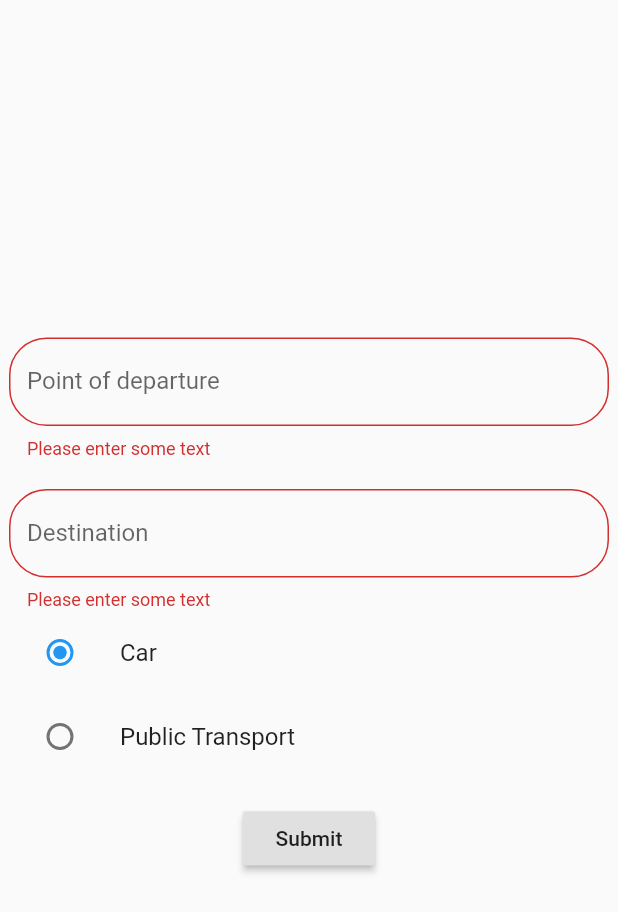
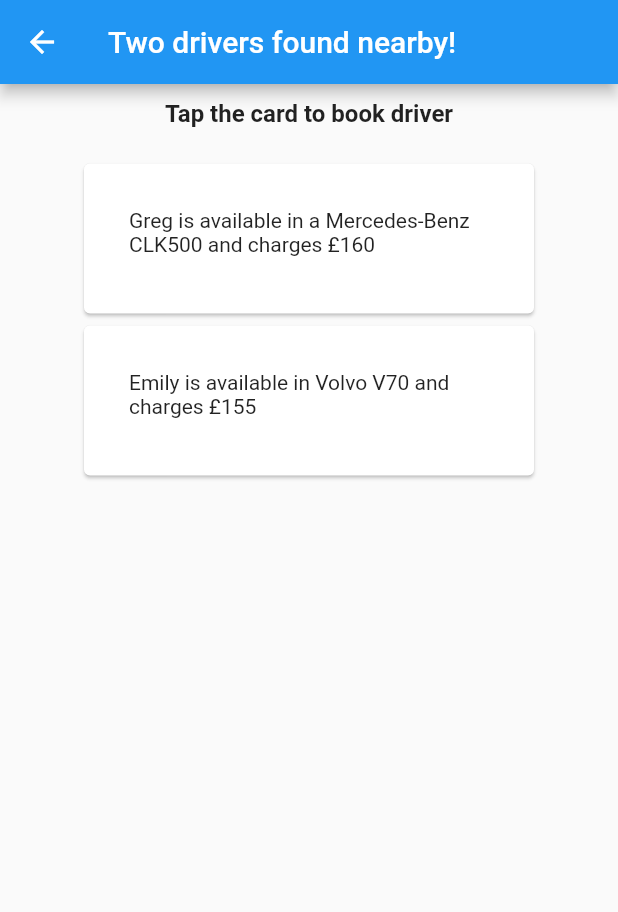
Before and after one commit to FlorisBoom/DissertationProject, a Flutter app: the Planner screen opened directly, after a tap on "Submit", on a phone screen of 412 x 824 dp. Shown: the top 912 px of the screen. Run offline on Flutter 3.47's test engine with Material 2 defaults, Android fonts, the phone set to English and light mode, and no system bars; our stand-ins replace google_maps_flutter, location, shared_preferences; accounts and stored records are empty.

Commit message:
Dissertation done

```diff
--- a/lib/planner.dart
+++ b/lib/planner.dart
@@ -1,3 +1,4 @@
+import 'package:DissertationProject/results.dart';
 import 'package:flutter/material.dart';
 
 class Planner extends StatelessWidget {
@@ -18,11 +19,13 @@ class PlannerForm extends StatefulWidget {
   }
 }
 
-enum SingingCharacter { car, transit }
+enum RadioOptions { Car, Transit }
 
 class PlannerFormState extends State<PlannerForm> {
   final _formKey = GlobalKey<FormState>();
-  SingingCharacter _character = SingingCharacter.car;
+  final _departureController = TextEditingController(text: "Newcastle");
+  final _destinationController = TextEditingController(text: "London");
+  RadioOptions _radioOptions = RadioOptions.Car;
 
 
   @override
@@ -37,6 +40,7 @@ class PlannerFormState extends State<PlannerForm> {
           Container(
             width: 400.0,
             child: TextFormField(
+              controller: _departureController,
               decoration: InputDecoration(
                 labelText: "Point of departure",
                 fillColor: Colors.white,
@@ -57,6 +61,7 @@ class PlannerFormState extends State<PlannerForm> {
           Container(
             width: 400.0,
             child: TextFormField(
+              controller: _destinationController,
               decoration: InputDecoration(
                 labelText: "Destination",
                 fillColor: Colors.white,
@@ -76,11 +81,12 @@ class PlannerFormState extends State<PlannerForm> {
           ListTile(
             title: const Text('Car'),
             leading: Radio(
-              value: SingingCharacter.car,
-              groupValue: _character,
-              onChanged: (SingingCharacter value) {
+              value: RadioOptions.Car,
+              groupValue: _radioOptions,
+              onChanged: (RadioOptions value) {
+                print(value);
                 setState(() {
-                  _character = value;
+                  _radioOptions = value;
                 });
               },
             ),
@@ -88,11 +94,12 @@ class PlannerFormState extends State<PlannerForm> {
           ListTile(
             title: const Text('Public Transport'),
             leading: Radio(
-              value: SingingCharacter.transit,
-              groupValue: _character,
-              onChanged: (SingingCharacter value) {
+              value: RadioOptions.Transit,
+              groupValue: _radioOptions,
+              onChanged: (RadioOptions value) {
+                print(value);
                 setState(() {
-                  _character = value;
+                  _radioOptions = value;
                 });
               },
             ),
@@ -101,12 +108,12 @@ class PlannerFormState extends State<PlannerForm> {
             padding: const EdgeInsets.symmetric(vertical: 16.0),
             child: RaisedButton(
               onPressed: () {
-                // Validate returns true if the form is valid, or false
-                // otherwise.
                 if (_formKey.currentState.validate()) {
                   // If the form is valid, display a Snackbar.
-                  Scaffold.of(context)
-                      .showSnackBar(SnackBar(content: Text('Processing Data')));
+                  Navigator.push(
+                    context,
+                    MaterialPageRoute(builder: (context) => Results(transportSort: _radioOptions.toString()))
+                  );
                 }
               },
               child: Text('Submit'),
--- /dev/null
+++ b/lib/results.dart
@@ -0,0 +1,159 @@
+import 'package:flutter/material.dart';
+import 'package:shared_preferences/shared_preferences.dart';
+
+class Results extends StatelessWidget {
+  final String transportSort;
+
+  const Results({Key key, this.transportSort}) : super(key: key);
+
+  Widget build(BuildContext context) {
+    if (transportSort == "RadioOptions.Car") {
+      return Scaffold(
+        appBar: AppBar(
+          title: Text('Two drivers found nearby!'),
+        ),
+        body: Column(
+          children: [
+            Padding(
+              padding: EdgeInsets.only(top: 10),
+              child: Text("Tap the card to book driver", style: TextStyle(fontWeight: FontWeight.bold, fontSize: 16),)
+            ),
+            Padding(
+              padding: EdgeInsets.only(top: 20),
+              child: Column(
+                children: [
+                  Center(
+                    child: Card(
+                      child: InkWell(
+                        splashColor: Colors.blue.withAlpha(30),
+                        onTap: () {
+                          _book(context, 160, "Car drive from Newcastle - London; £160");
+                        },
+                        child: Container(
+                          width: 300,
+                          height: 100,
+                          padding: EdgeInsets.all(30),
+                          child: Text('Greg is available in a Mercedes-Benz CLK500 and charges £160'),
+                        ),
+                      )
+                    )
+                  ),
+                  Center(
+                    child: Card(
+                      child: InkWell(
+                        splashColor: Colors.blue.withAlpha(30),
+                        onTap: () {
+                          _book(context, 155, "Car drive from Newcastle - London; £155");
+                        },
+                        child: Container(
+                          width: 300,
+                          height: 100,
+                          padding: EdgeInsets.all(30),
+                          child: Text('Emily is available in Volvo V70 and charges £155'),
+                        ),
+                      )
+                    )
+                  ),
+                ],
+              )
+            )
+          ]
+        )
+      );
+    } else {
+      return Scaffold(
+        appBar: AppBar(
+          title: Text('Transit schedule'),
+        ),
+        body: Padding(
+          padding: EdgeInsets.only(top: 20),
+          child: Column(
+            children: [
+              Center(
+                child: Card(
+                  child: InkWell(
+                    splashColor: Colors.blue.withAlpha(30),
+                    onTap: () {
+                      _book(context, 80, "Train trip from Newcastle - London at 12:30; £80");
+                    },
+                    child: Container(
+                      width: 300,
+                      height: 100,
+                      padding: EdgeInsets.all(30),
+                      child: Text('Train from Newcastle - London £80 - 12:30'),
+                    ),
+                  )
+                )
+              ),
+              Center(
+                child: Card(
+                  child: InkWell(
+                    splashColor: Colors.blue.withAlpha(30),
+                    onTap: () {
+                      _book(context, 80, "Train trip from Newcastle - London at 13:30; £80");
+                    },
+                    child: Container(
+                      width: 300,
+                      height: 100,
+                      padding: EdgeInsets.all(30),
+                      child: Text('Train from Newcastle - London £80 - 13:30'),
+                    ),
+                  )
+                )
+              ),
+            ],
+          )
+        )
+      );
+    }
+  }
+}
+
+_book(BuildContext context, int price, String _bookingDetails) async {
+  int _money;
+  SharedPreferences prefs = await SharedPreferences.getInstance();
+  _money = (prefs.getInt('money') ?? 0);
+  print(_money);
+  if (price > _money) {
+    return showDialog(
+      context: context,
+      builder: (context) {
+      return AlertDialog(
+          title: Text('Not enough money!'),
+          actions: [
+            MaterialButton(
+              elevation: 5.0,
+              child: Text('Ok'),
+              onPressed: () {
+                Navigator.of(context).pop();
+              },
+              color: Colors.blue,
+            )
+          ],
+        );
+      }
+    );
+  } else {
+    _money -= price;
+    prefs.setInt('money', _money);
+    prefs.setString('lastestBooking', _bookingDetails);
+    return showDialog(
+      context: context,
+      builder: (context) {
+      return AlertDialog(
+          title: Text('Booking made!'),
+          actions: [
+            MaterialButton(
+              elevation: 5.0,
+              child: Text('Ok'),
+              onPressed: () {
+                Navigator.of(context).pop();
+              },
+              color: Colors.blue,
+            )
+          ],
+        );
+      }
+    );
+  }
+}
```
Also changed, not shown: lib/main.dart (+6 -11 lines), lib/wallet.dart (+28 -1 lines), 3 other files.
